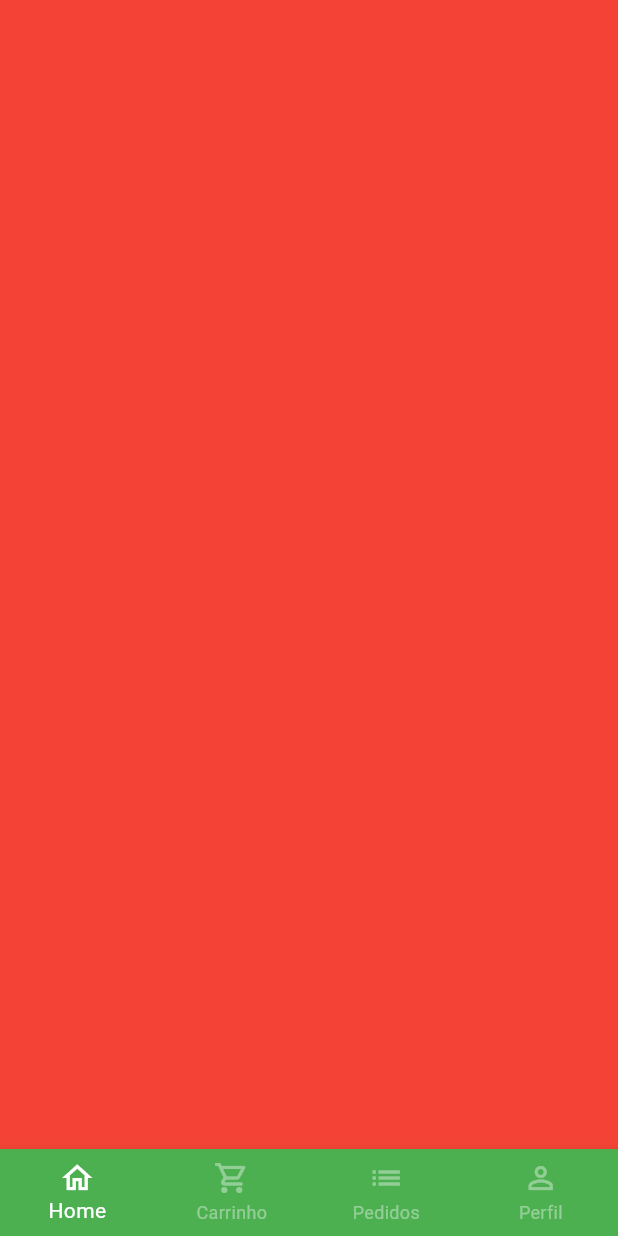
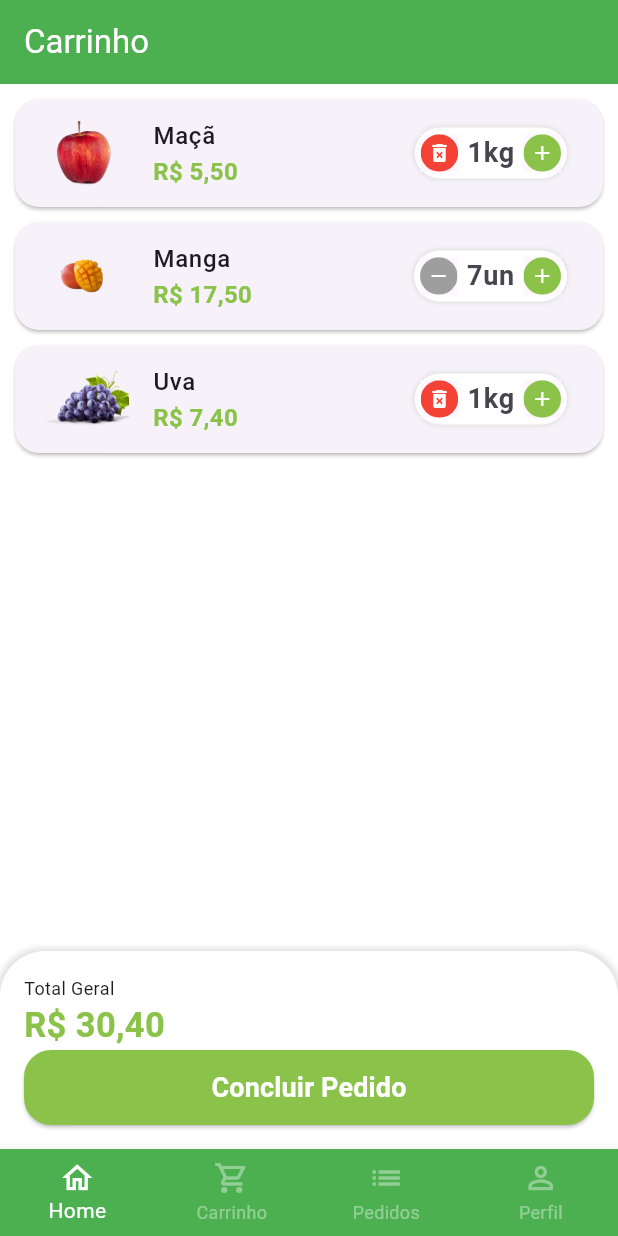
Before and after one commit to romildoalimajr/green_grocer, a Flutter app: the BaseScreen screen opened directly, swiped to page 2, on a phone screen of 412 x 824 dp. Run offline on Flutter 3.47's test engine with Material 3 defaults, Android fonts, the phone set to English and light mode, and no system bars; our stand-ins replace animated_text_kit, mask_text_input_formatter.

Commit message:
Finalizado a Tela de Carrinho.

```diff
--- a/lib/src/config/app_data.dart
+++ b/lib/src/config/app_data.dart
@@ -1,3 +1,4 @@
+import 'package:green_grocer/src/models/cart_item_model.dart';
 import 'package:green_grocer/src/models/item_model.dart';
 
 ItemModel apple = ItemModel(
@@ -64,3 +65,9 @@ List<String> categories = [
   'Temperos',
   'Cereais',
 ];
+
+List<CartItemModel> cartItems = [
+  CartItemModel(item: apple, quantity: 1),
+  CartItemModel(item: mango, quantity: 7),
+  CartItemModel(item: grape, quantity: 1),
+];
--- /dev/null
+++ b/lib/src/models/cart_item_model.dart
@@ -0,0 +1,12 @@
+import 'package:green_grocer/src/models/item_model.dart';
+
+class CartItemModel {
+  ItemModel item;
+  int quantity;
+
+  CartItemModel({required this.item, required this.quantity});
+
+  double totalPrice() {
+    return item.price * quantity;
+  }
+}
--- a/lib/src/pages/base/base_screen.dart
+++ b/lib/src/pages/base/base_screen.dart
@@ -1,4 +1,5 @@
 import 'package:flutter/material.dart';
+import 'package:green_grocer/src/pages/cart/cart_tab.dart';
 import 'package:green_grocer/src/pages/home/home_tab.dart';
 
 class BaseScreen extends StatefulWidget {
@@ -21,8 +22,7 @@ class _BaseScreenState extends State<BaseScreen> {
         controller: pageController,
         children: [
           HomeTab(),
-          Container(color: Colors.red),
-          Container(color: Colors.yellow),
+          CartTab(),
           Container(color: Colors.blue),
           Container(color: Colors.orange),
         ],
--- /dev/null
+++ b/lib/src/pages/cart/cart_tab.dart
@@ -0,0 +1,146 @@
+import 'package:flutter/material.dart';
+import 'package:green_grocer/src/config/custom_colors.dart';
+import 'package:green_grocer/src/models/cart_item_model.dart';
+import 'package:green_grocer/src/pages/cart/components/cart_tile.dart';
+import 'package:green_grocer/src/services/utils_services.dart';
+import 'package:green_grocer/src/config/app_data.dart' as appData;
+
+class CartTab extends StatefulWidget {
+  const CartTab({super.key});
+
+  @override
+  State<CartTab> createState() => _CartTabState();
+}
+
+class _CartTabState extends State<CartTab> {
+  final UtilsServices utilsServices = UtilsServices();
+
+  void removeItemFromCart(CartItemModel cartItem) {
+    setState(() {
+      appData.cartItems.remove(cartItem);
+    });
+  }
+
+  double cartTotalPrice() {
+    double total = 0.0;
+
+    for (var item in appData.cartItems) {
+      total += item.totalPrice();
+    }
+
+    return total;
+  }
+
+  @override
+  Widget build(BuildContext context) {
+    return Scaffold(
+      appBar: AppBar(
+        backgroundColor: Colors.green,
+        title: const Text('Carrinho', style: TextStyle(color: Colors.white)),
+      ),
+
+      body: Column(
+        children: [
+          Expanded(
+            child: ListView.builder(
+              itemCount: appData.cartItems.length,
+              itemBuilder: (_, index) {
+                return CartTile(
+                  cartItem: appData.cartItems[index],
+                  remove: removeItemFromCart,
+                );
+              },
+            ),
+          ),
+
+          Container(
+            padding: const EdgeInsets.all(16),
+            decoration: BoxDecoration(
+              color: Colors.white,
+              borderRadius: BorderRadius.vertical(top: Radius.circular(30)),
+              boxShadow: [
+                BoxShadow(
+                  color: Colors.grey.shade300,
+                  blurRadius: 3,
+                  spreadRadius: 2,
+                ),
+              ],
+            ),
+            child: Column(
+              crossAxisAlignment: CrossAxisAlignment.stretch,
+              children: [
+                const Text('Total Geral', style: TextStyle(fontSize: 12)),
+                Text(
+                  utilsServices.priceToCurrency(cartTotalPrice()),
+                  style: TextStyle(
+                    color: CustomColors.customSwatchColor,
+                    fontSize: 23,
+                    fontWeight: FontWeight.bold,
+                  ),
+                ),
+                SizedBox(
+                  height: 50,
+                  child: ElevatedButton(
+                    style: ElevatedButton.styleFrom(
+                      backgroundColor: CustomColors.customSwatchColor,
+                      shape: RoundedRectangleBorder(
+                        borderRadius: BorderRadius.circular(18),
+                      ),
+                    ),
+                    onPressed: () async {
+                      bool? result = await showOrderConfirmation();
+
+                      print(result);
+                    },
+                    child: const Text(
+                      'Concluir Pedido',
+                      style: TextStyle(
+                        fontSize: 18,
+                        fontWeight: FontWeight.bold,
+                        color: Colors.white,
+                      ),
+                    ),
+                  ),
+                ),
+              ],
+            ),
+          ),
+        ],
+      ),
+    );
+  }
+
+  Future<bool?> showOrderConfirmation() {
+    return showDialog<bool>(
+      context: context,
+      builder: (context) {
+        return AlertDialog(
+          shape: RoundedRectangleBorder(
+            borderRadius: BorderRadius.circular(20),
+          ),
+          title: const Text("Confirmação"),
+          content: const Text('Deseja realmente concluir o pedido?'),
+          actions: [
+            TextButton(
+              onPressed: () {
+                Navigator.of(context).pop(false);
+              },
+              child: const Text('Não'),
+            ),
+            ElevatedButton(
+              style: ElevatedButton.styleFrom(
+                shape: RoundedRectangleBorder(
+                  borderRadius: BorderRadius.circular(20),
+                ),
+              ),
+              onPressed: () {
+                Navigator.of(context).pop(true);
+              },
+              child: const Text('Sim'),
+            ),
+          ],
+        );
+      },
+    );
+  }
+}
--- /dev/null
+++ b/lib/src/pages/cart/components/cart_tile.dart
@@ -0,0 +1,72 @@
+import 'package:flutter/material.dart';
+import 'package:green_grocer/src/config/custom_colors.dart';
+import 'package:green_grocer/src/models/cart_item_model.dart';
+import 'package:green_grocer/src/pages/common_widgets/quantity_widget.dart';
+import 'package:green_grocer/src/services/utils_services.dart';
+
+class CartTile extends StatefulWidget {
+  final CartItemModel cartItem;
+  final Function(CartItemModel) remove;
+
+  const CartTile({super.key, required this.cartItem, required this.remove});
+
+  @override
+  State<CartTile> createState() => _CartTileState();
+}
+
+class _CartTileState extends State<CartTile> {
+  final UtilsServices utilsServices = UtilsServices();
+
+  @override
+  Widget build(BuildContext context) {
+    return Card(
+      margin: const EdgeInsets.fromLTRB(10, 10, 10, 0),
+      shape: RoundedRectangleBorder(borderRadius: BorderRadius.circular(16)),
+      child: ListTile(
+        // imagem
+        leading: Image.asset(
+          widget.cartItem.item.imgUrl,
+          height: 60,
+          width: 60,
+        ),
+
+        //titulo
+        title: Text(
+          widget.cartItem.item.itemName,
+          style: TextStyle(fontWeight: FontWeight.w500),
+        ),
+        // total
+        subtitle: Text(
+          utilsServices.priceToCurrency(widget.cartItem.totalPrice()),
+          style: TextStyle(
+            fontSize: 16,
+            color: CustomColors.customSwatchColor,
+            fontWeight: FontWeight.bold,
+          ),
+        ),
+
+        //quantidade
+        trailing: QuantityWidget(
+          suffixText: widget.cartItem.item.unit,
+          value: widget.cartItem.quantity,
+          result: (quantity) {
+            setState(() {
+              widget.cartItem.quantity = quantity;
+
+              if (quantity == 0) {
+                //remover item do carrinho
+                widget.remove(widget.cartItem);
+              }
+            });
+
+            if (quantity == 0) {
+              // Remove item from cart
+              // This logic should be implemented in the parent widget or a service
+            }
+          },
+          isRemovable: true,
+        ),
+      ),
+    );
+  }
+}
--- a/lib/src/pages/common_widgets/quantity_widget.dart
+++ b/lib/src/pages/common_widgets/quantity_widget.dart
@@ -5,12 +5,14 @@ class QuantityWidget extends StatelessWidget {
   final int value;
   final String suffixText;
   final Function(int quantity) result;
+  final bool isRemovable;
 
   const QuantityWidget({
     super.key,
     required this.value,
     required this.suffixText,
     required this.result,
+    this.isRemovable = false,
   });
 
   @override
@@ -29,12 +31,14 @@ class QuantityWidget extends StatelessWidget {
         ],
       ),
       child: Row(
+        mainAxisSize: MainAxisSize.min,
         children: [
           _QuantityButton(
-            icon: Icons.remove,
-            color: Colors.grey,
+            icon:
+                !isRemovable || value > 1 ? Icons.remove : Icons.delete_forever,
+            color: !isRemovable || value > 1 ? Colors.grey : Colors.red,
             onPressed: () {
-              if (value == 1) return;
+              if (value == 1 && !isRemovable) return;
 
               int resultCount = value - 1;
 
@@ -71,7 +75,6 @@ class _QuantityButton extends StatelessWidget {
   final VoidCallback onPressed;
 
   const _QuantityButton({
-    super.key,
     required this.color,
     required this.icon,
     required this.onPressed,
--- a/lib/src/pages/home/home_tab.dart
+++ b/lib/src/pages/home/home_tab.dart
@@ -123,7 +123,6 @@ class _HomeTabState extends State<HomeTab> {
               itemCount: app_data.items.length,
               itemBuilder: (_, index) {
                 return ItemTile(item: app_data.items[index]);
-                ;
               },
             ),
           ),
--- a/lib/src/pages/product/product_screen.dart
+++ b/lib/src/pages/product/product_screen.dart
@@ -5,7 +5,7 @@ import 'package:green_grocer/src/pages/common_widgets/quantity_widget.dart';
 import 'package:green_grocer/src/services/utils_services.dart';
 
 class ProductScreen extends StatefulWidget {
-  ProductScreen({super.key, required this.item});
+  const ProductScreen({super.key, required this.item});
 
   final ItemModel item;
 
```
